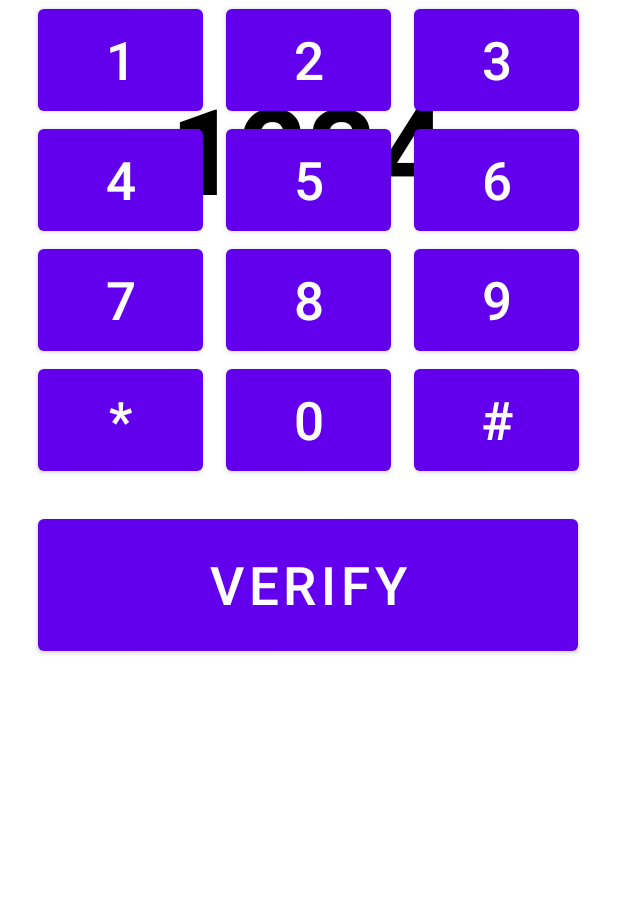
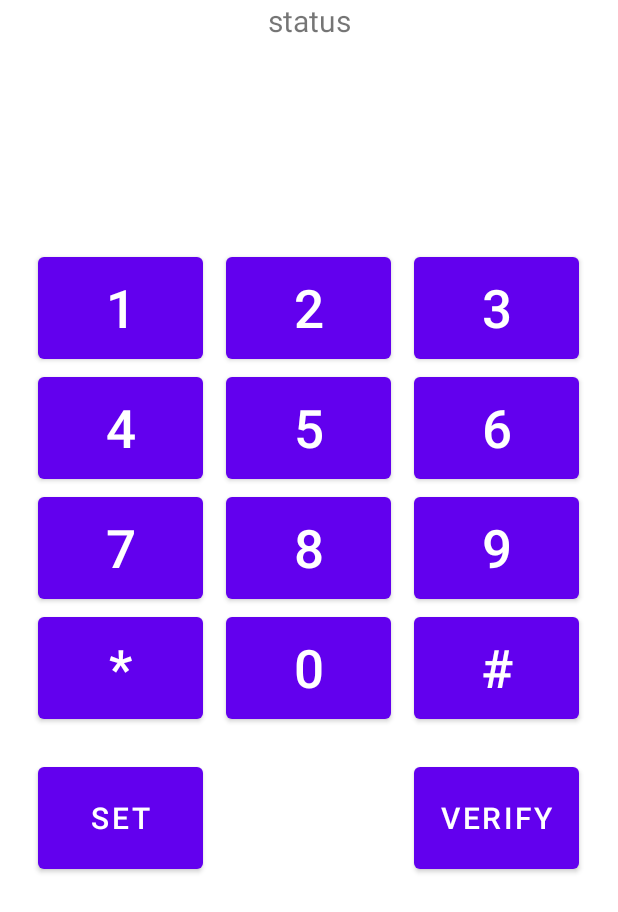
Before and after one commit to wtfwtfs/2023_Embedded_Sys, an Android app: the layout activity_dial.xml on its own in the app's theme, with its tools: preview values and no code run, on a phone screen of 412 x 824 dp. Shown: the top 912 px of the screen. Run offline under Robolectric (Android 15) with nearby library versions, the phone set to English and light mode, and no system bars.

Commit message:
dial 입력 구현

```diff
--- a/MyDoorLock/app/src/main/res/layout/activity_dial.xml
+++ b/MyDoorLock/app/src/main/res/layout/activity_dial.xml
@@ -17,11 +17,11 @@
         app:layout_constraintTop_toTopOf="parent" />
 
     <TextView
-        android:id="@+id/text_status2"
+        android:id="@+id/text_pwd"
         android:layout_width="370dp"
         android:layout_height="100dp"
         android:layout_marginTop="45dp"
-        android:text="1234"
+        android:text=""
         android:textSize="80dp"
         android:textColor="@color/black"
         android:textStyle="bold"
@@ -35,31 +35,33 @@
         android:id="@+id/btn_num2"
         android:layout_width="110dp"
         android:layout_height="80dp"
-        android:onClick="onClickButtonSearch"
+        android:onClick="onClickNum2"
+        android:layout_marginTop="20dp"
         android:text="2"
         android:textSize="35dp"
         app:layout_constraintHorizontal_bias="0.498"
         app:layout_constraintLeft_toLeftOf="parent"
         app:layout_constraintRight_toRightOf="parent"
-        tools:layout_editor_absoluteY="180dp" />
+        app:layout_constraintTop_toBottomOf="@id/text_pwd" />
 
     <Button
         android:id="@+id/btn_num3"
         android:layout_width="110dp"
         android:layout_height="80dp"
-        android:onClick="onClickButtonSearch"
+        android:onClick="onClickNum3"
+        android:layout_marginTop="20dp"
         android:text="3"
         android:textSize="35dp"
         app:layout_constraintHorizontal_bias="0.913"
         app:layout_constraintLeft_toLeftOf="parent"
         app:layout_constraintRight_toRightOf="parent"
-        tools:layout_editor_absoluteY="180dp" />
+        app:layout_constraintTop_toBottomOf="@id/text_pwd" />
 
     <Button
         android:id="@+id/btn_num5"
         android:layout_width="110dp"
         android:layout_height="80dp"
-        android:onClick="onClickButtonSearch"
+        android:onClick="onClickNum5"
         android:text="5"
         android:textSize="35dp"
         app:layout_constraintHorizontal_bias="0.498"
@@ -71,7 +73,7 @@
         android:id="@+id/btn_num8"
         android:layout_width="110dp"
         android:layout_height="80dp"
-        android:onClick="onClickButtonSearch"
+        android:onClick="onClickNum8"
         android:text="8"
         android:textSize="35dp"
         app:layout_constraintHorizontal_bias="0.498"
@@ -83,7 +85,7 @@
         android:id="@+id/btn_num0"
         android:layout_width="110dp"
         android:layout_height="80dp"
-        android:onClick="onClickButtonSearch"
+        android:onClick="onClickNum0"
         android:text="0"
         android:textSize="35dp"
         app:layout_constraintHorizontal_bias="0.498"
@@ -93,22 +95,35 @@
 
     <Button
         android:id="@+id/btn_verify"
-        android:layout_width="360dp"
-        android:layout_height="100dp"
+        android:layout_width="110dp"
+        android:layout_height="80dp"
         android:layout_marginTop="20dp"
-        android:onClick="onClickButtonSearch"
+        android:onClick="onClickVerify"
         android:text="verify"
-        android:textSize="35dp"
-        app:layout_constraintHorizontal_bias="0.49"
+        android:textSize="20dp"
+        app:layout_constraintHorizontal_bias="0.913"
         app:layout_constraintLeft_toLeftOf="parent"
         app:layout_constraintRight_toRightOf="parent"
-        app:layout_constraintTop_toBottomOf="@id/btn_num0" />
+        app:layout_constraintTop_toBottomOf="@id/btn_hash" />
+
+    <Button
+        android:id="@+id/btn_set"
+        android:layout_width="110dp"
+        android:layout_height="80dp"
+        android:layout_marginTop="20dp"
+        android:onClick="onClickSet"
+        android:text="set"
+        android:textSize="20dp"
+        app:layout_constraintHorizontal_bias="0.083"
+        app:layout_constraintLeft_toLeftOf="parent"
+        app:layout_constraintRight_toRightOf="parent"
+        app:layout_constraintTop_toBottomOf="@id/btn_star" />
 
     <Button
         android:id="@+id/btn_num7"
         android:layout_width="110dp"
         android:layout_height="80dp"
-        android:onClick="onClickButtonSearch"
+        android:onClick="onClickNum7"
         android:text="7"
         android:textSize="35dp"
         app:layout_constraintHorizontal_bias="0.083"
@@ -120,7 +135,7 @@
         android:id="@+id/btn_star"
         android:layout_width="110dp"
         android:layout_height="80dp"
-        android:onClick="onClickButtonSearch"
+        android:onClick="onClickStar"
         android:text="*"
         android:textSize="35dp"
         app:layout_constraintHorizontal_bias="0.083"
@@ -132,7 +147,7 @@
         android:id="@+id/btn_num6"
         android:layout_width="110dp"
         android:layout_height="80dp"
-        android:onClick="onClickButtonSearch"
+        android:onClick="onClickNum6"
         android:text="6"
         android:textSize="35dp"
         app:layout_constraintHorizontal_bias="0.913"
@@ -144,7 +159,7 @@
         android:id="@+id/btn_num9"
         android:layout_width="110dp"
         android:layout_height="80dp"
-        android:onClick="onClickButtonSearch"
+        android:onClick="onClickNum9"
         android:text="9"
         android:textSize="35dp"
         app:layout_constraintHorizontal_bias="0.913"
@@ -156,7 +171,7 @@
         android:id="@+id/btn_hash"
         android:layout_width="110dp"
         android:layout_height="80dp"
-        android:onClick="onClickButtonSearch"
+        android:onClick="onClickHash"
         android:text="#"
         android:textSize="35dp"
         app:layout_constraintHorizontal_bias="0.913"
@@ -168,19 +183,20 @@
         android:id="@+id/btn_num1"
         android:layout_width="110dp"
         android:layout_height="80dp"
-        android:onClick="onClickButtonSearch"
+        android:onClick="onClickNum1"
+        android:layout_marginTop="20dp"
         android:text="1"
         android:textSize="35dp"
         app:layout_constraintHorizontal_bias="0.083"
         app:layout_constraintLeft_toLeftOf="parent"
         app:layout_constraintRight_toRightOf="parent"
-        tools:layout_editor_absoluteY="180dp" />
+        app:layout_constraintTop_toBottomOf="@id/text_pwd" />
 
     <Button
         android:id="@+id/btn_num4"
         android:layout_width="110dp"
         android:layout_height="80dp"
-        android:onClick="onClickButtonSearch"
+        android:onClick="onClickNum4"
         android:text="4"
         android:textSize="35dp"
         app:layout_constraintHorizontal_bias="0.083"
```
Also changed, not shown: MyDoorLock/app/src/main/java/com/example/mydoorlock/DialActivity.java (+2 -9 lines), MyDoorLock/app/src/main/res/layout/activity_main.xml (+27 -4 lines).
